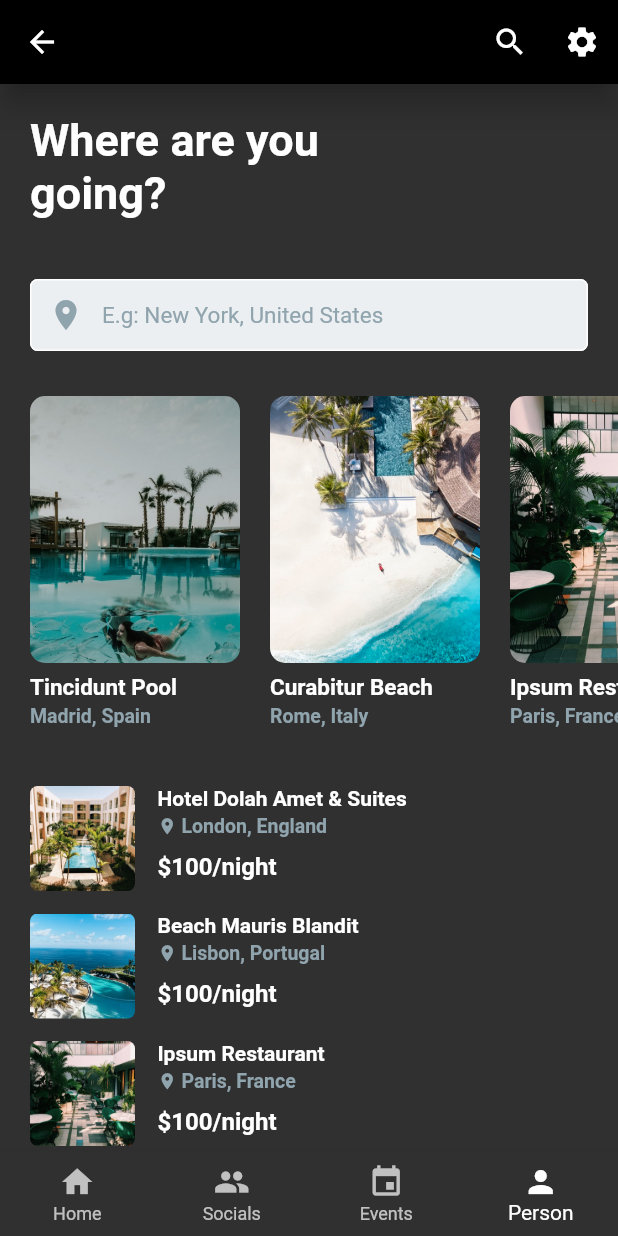
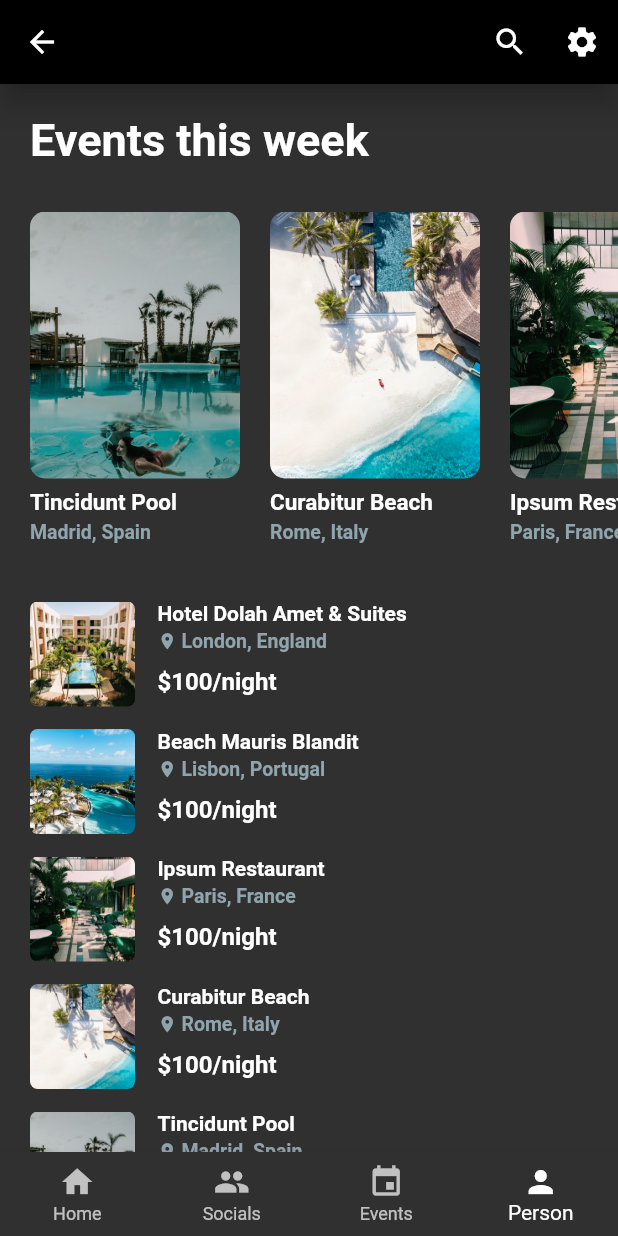
Before and after one commit to szbergeron/dormhub, a Flutter app: the HomePage screen opened directly with empty values, item 4 of the bottom bar chosen, on a phone screen of 412 x 824 dp. Run offline on Flutter 3.47's test engine with Material 2 defaults, Android fonts, the phone set to English and light mode, and no system bars; our stand-ins replace cloud_firestore, firebase_auth, firebase_storage, flare_flutter, flutter_datetime_picker, flutter_swiper and 5 more; missing offline and left inert: dart:ffi, day_night_switch, flutter_sparkline; accounts and stored records are empty.

Commit message:
Nick: Redid Socials

```diff
--- a/app/lib/model/social.dart
+++ b/app/lib/model/social.dart
@@ -4,16 +4,18 @@ class Social {
   String title;
   String description;
   String date;
+  String img;
+  String location;
   // Image picture;
   // DateTime date;
 
 
   Social(
-      {this.title, this.description,this.date});
+      {this.title, this.description,this.date,this.img,this.location});
 
       Map<String,dynamic> toMap(){
        var map = new Map();
-        map = {"title": title, "description": description, "date":date};
+        map = {"title": title, "description": description, "date":date, "img":img,"location":location};
         return map;
       }
 }
--- a/app/lib/views/profile.dart
+++ b/app/lib/views/profile.dart
@@ -20,7 +20,7 @@ class _ProfileState extends State<Profile> {
           Padding(
             padding: EdgeInsets.all(20),
             child: Text(
-              "Where are you \ngoing?",
+              "Events this week",
               style: TextStyle(
                 fontSize: 30,
                 fontWeight: FontWeight.w600,
@@ -28,46 +28,6 @@ class _ProfileState extends State<Profile> {
             ),
           ),
 
-
-          Padding(
-            padding: EdgeInsets.all(20),
-            child: Container(
-              decoration: BoxDecoration(
-                color: Colors.blueGrey[50],
-                borderRadius: BorderRadius.all(
-                  Radius.circular(5.0),
-                ),
-              ),
-              child: TextField(
-                style: TextStyle(
-                  fontSize: 15.0,
-                  color: Colors.blueGrey[300],
-                ),
-                decoration: InputDecoration(
-                  contentPadding: EdgeInsets.all(10.0),
-                  border: OutlineInputBorder(
-                    borderRadius: BorderRadius.circular(5.0),
-                    borderSide: BorderSide(color: Colors.white,),
-                  ),
-                  enabledBorder: OutlineInputBorder(
-                    borderSide: BorderSide(color: Colors.white,),
-                    borderRadius: BorderRadius.circular(5.0),
-                  ),
-                  hintText: "E.g: New York, United States",
-                  prefixIcon: Icon(
-                    Icons.location_on,
-                    color: Colors.blueGrey[300],
-                  ),
-                  hintStyle: TextStyle(
-                    fontSize: 15.0,
-                    color: Colors.blueGrey[300],
-                  ),
-                ),
-                maxLines: 1,
-                controller: _searchControl,
-              ),
-            ),
-          ),
 
           Container(
             padding: EdgeInsets.only(top: 10, left: 20),
```
Also changed, not shown: app/lib/views/details.dart (+102 -67 lines), app/lib/views/settings.dart (+9 -1 lines), app/lib/views/socials.dart (+69 -43 lines), app/lib/views/welcome.dart (+10 -1 lines), 28 other files.
